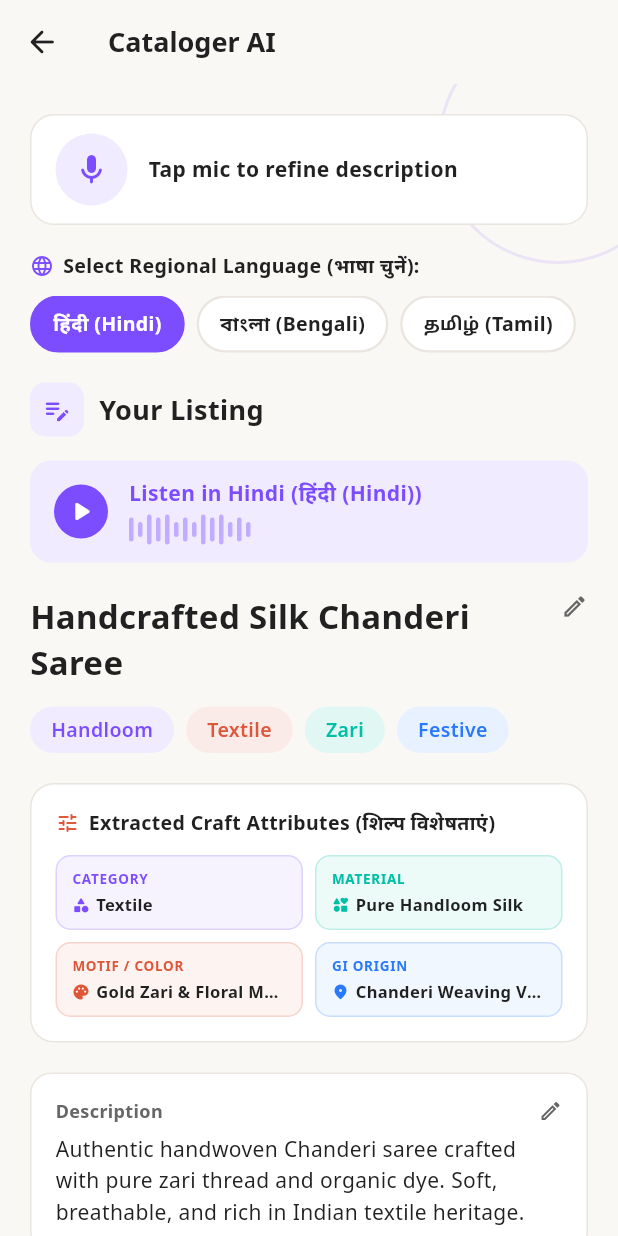
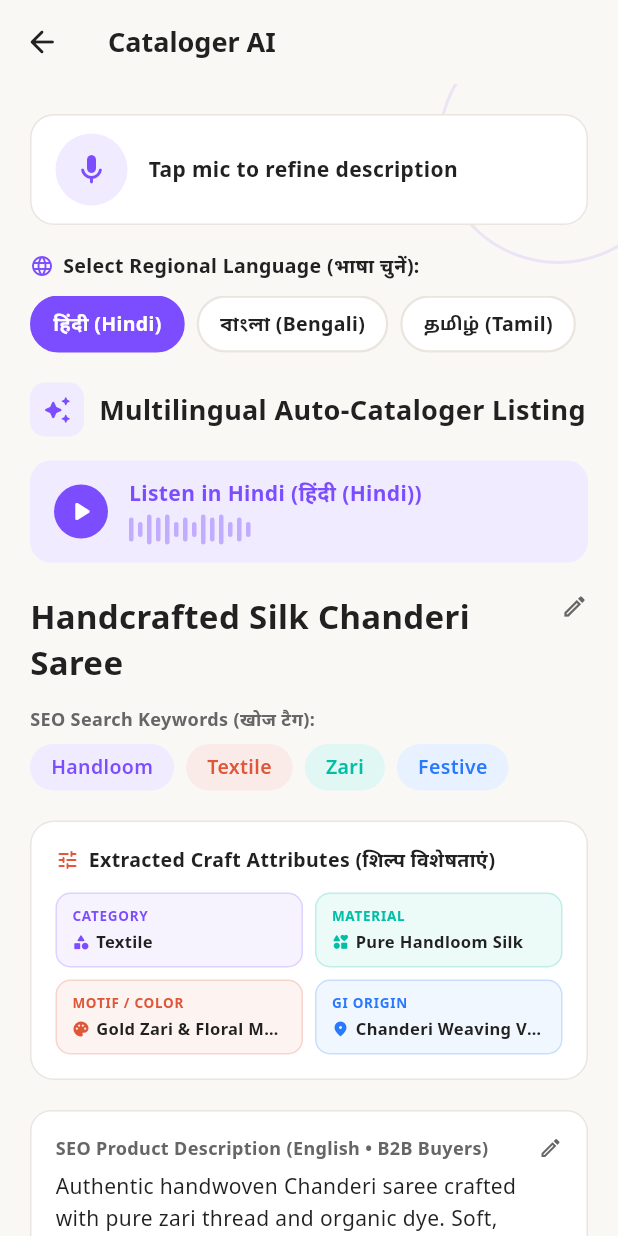
Before and after one commit to beingamaan/ps90-sih2026, a Flutter app: the VoiceScreen screen opened directly, on a phone screen of 412 x 824 dp. Run offline on Flutter 3.47's test engine with Material 3 defaults, Android fonts, the phone set to English and light mode, and no system bars; our stand-ins replace flutter_tts, google_fonts, image_picker, speech_to_text; missing offline and left inert: dart:html.

Commit message:
Update Multilingual Auto-Cataloger section for 100% PS90 problem statement compliance

```diff
--- a/artisan_hub/lib/screens/voice_screen.dart
+++ b/artisan_hub/lib/screens/voice_screen.dart
@@ -223,11 +223,11 @@ class _VoiceScreenState extends State<VoiceScreen> {
                           color: CraftTheme.violetLight,
                           borderRadius: BorderRadius.circular(10),
                         ),
-                        child: const Icon(Icons.edit_note_rounded, color: CraftTheme.violetTint, size: 20),
+                        child: const Icon(Icons.auto_awesome_rounded, color: CraftTheme.violetTint, size: 20),
                       ),
                       const SizedBox(width: 10),
                       Text(
-                        "Your Listing",
+                        "Multilingual Auto-Cataloger Listing",
                         style: GoogleFonts.notoSans(fontSize: 18, fontWeight: FontWeight.bold, color: CraftTheme.darkText),
                       ),
                     ],
@@ -256,7 +256,9 @@ class _VoiceScreenState extends State<VoiceScreen> {
                   ),
                   const SizedBox(height: 14),
 
-                  // 4. Multi-Colored Tag Chips
+                  // 4. Multi-Colored SEO Tag Chips
+                  Text("SEO Search Keywords (खोज टैग):", style: GoogleFonts.notoSans(fontSize: 12, fontWeight: FontWeight.bold, color: CraftTheme.mutedText)),
+                  const SizedBox(height: 8),
                   Wrap(
                     spacing: 8,
                     runSpacing: 8,
@@ -268,9 +270,9 @@ class _VoiceScreenState extends State<VoiceScreen> {
                   _buildCraftSpecificationsCard(),
                   const SizedBox(height: 20),
 
-                  // 5. Description Block (Tap to edit)
+                  // 5. English Description Block (For B2B & Urban E-Commerce)
                   GestureDetector(
-                    onTap: () => _editFieldDialog("Description", _description, (v) => setState(() => _description = v)),
+                    onTap: () => _editFieldDialog("English Description", _description, (v) => setState(() => _description = v)),
                     child: Container(
                       width: double.infinity,
                       padding: const EdgeInsets.all(16),
@@ -285,7 +287,7 @@ class _VoiceScreenState extends State<VoiceScreen> {
                           Row(
                             mainAxisAlignment: MainAxisAlignment.spaceBetween,
                             children: [
-                              Text("Description", style: GoogleFonts.notoSans(fontSize: 12, fontWeight: FontWeight.bold, color: CraftTheme.mutedText)),
+                              Text("SEO Product Description (English • B2B Buyers)", style: GoogleFonts.notoSans(fontSize: 12, fontWeight: FontWeight.bold, color: CraftTheme.mutedText)),
                               const Icon(Icons.edit_outlined, size: 16, color: CraftTheme.mutedText),
                             ],
                           ),
@@ -297,7 +299,7 @@ class _VoiceScreenState extends State<VoiceScreen> {
                   ),
                   const SizedBox(height: 14),
 
-                  // 5b. Hindi Description Card (विवरण - हिंदी में)
+                  // 5b. Hindi Description Card (For ONDC & GeM Portals)
                   GestureDetector(
                     onTap: () => _editFieldDialog("विवरण (Hindi)", _hindiDescription, (v) => setState(() => _hindiDescription = v)),
                     child: Container(
@@ -318,7 +320,7 @@ class _VoiceScreenState extends State<VoiceScreen> {
                                 children: [
                                   const Icon(Icons.g_translate_rounded, size: 16, color: CraftTheme.violetTint),
                                   const SizedBox(width: 6),
-                                  Text("विवरण (Regional Description)", style: GoogleFonts.notoSans(fontSize: 12, fontWeight: FontWeight.bold, color: CraftTheme.violetTint)),
+                                  Text("विवरण - हिंदी/क्षेत्रीय (ONDC & GeM Portals)", style: GoogleFonts.notoSans(fontSize: 12, fontWeight: FontWeight.bold, color: CraftTheme.violetTint)),
                                 ],
                               ),
                               const Icon(Icons.edit_outlined, size: 16, color: CraftTheme.violetTint),
```
Also changed, not shown: 1 other file.
